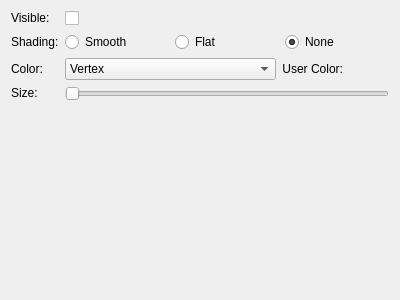
This is vclib/render/src/vclib/qt/gui/mesh_render_settings_frame/edges_frame.ui in alemuntoni/vclib as Qt 5 draws it before an edit. The edited form follows.
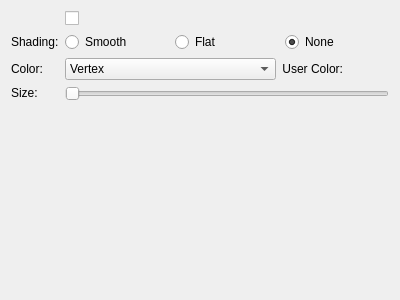
This is the edited form. Custom widgets are drawn as their Qt base class.

Commit message: [render] Add visibility checkboxes to tab headers and remove label from frames

What changed in the file:
```diff
--- a/vclib/render/src/vclib/qt/gui/mesh_render_settings_frame/edges_frame.ui
+++ b/vclib/render/src/vclib/qt/gui/mesh_render_settings_frame/edges_frame.ui
@@ -47,19 +47,6 @@
      </property>
     </widget>
    </item>
-   <item row="0" column="0">
-    <widget class="QLabel" name="label">
-     <property name="sizePolicy">
-      <sizepolicy hsizetype="Fixed" vsizetype="Fixed">
-       <horstretch>0</horstretch>
-       <verstretch>0</verstretch>
-      </sizepolicy>
-     </property>
-     <property name="text">
-      <string>Visible:</string>
-     </property>
-    </widget>
-   </item>
    <item row="5" column="0">
     <spacer name="verticalSpacer">
      <property name="orientation">
```
The commit also changes 13 other files.
